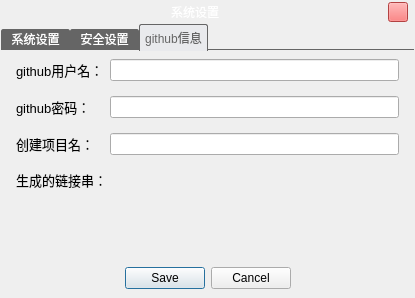
Before: the Qt Designer form gui/settingDialog.ui in WatsonJay/tomato_farm, drawn with Qt 5.
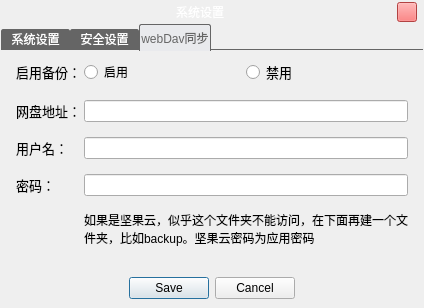
After: the same form once the commit is applied. The open tabs and pages were chosen to show the change. Icons and pictures are not drawn.

What changed in the file:
```diff
--- a/gui/settingDialog.ui
+++ b/gui/settingDialog.ui
@@ -6,8 +6,8 @@
    <rect>
     <x>0</x>
     <y>0</y>
-    <width>415</width>
-    <height>298</height>
+    <width>424</width>
+    <height>308</height>
    </rect>
   </property>
   <property name="windowTitle">
@@ -604,7 +604,7 @@
 }</string>
          </property>
          <attribute name="title">
-          <string>github信息</string>
+          <string>webDav同步</string>
          </attribute>
          <layout class="QFormLayout" name="formLayout">
           <property name="sizeConstraint">
@@ -625,7 +625,7 @@
           <property name="rightMargin">
            <number>15</number>
           </property>
-          <item row="0" column="0">
+          <item row="2" column="0">
            <widget class="QLabel" name="gitNameLabel">
             <property name="font">
              <font>
@@ -634,51 +634,51 @@
              </font>
             </property>
             <property name="text">
-             <string>github用户名：</string>
+             <string>用户名：</string>
             </property>
            </widget>
           </item>
-          <item row="1" column="0">
-           <widget class="QLabel" name="gitPasswordLabel">
-            <property name="font">
-             <font>
-              <family>Microsoft YaHei UI</family>
-              <pointsize>10</pointsize>
-             </font>
-            </property>
-            <property name="text">
-             <string>github密码：</string>
-            </property>
-           </widget>
-          </item>
-          <item row="2" column="0">
-           <widget class="QLabel" name="gitProgramLabel">
-            <property name="font">
-             <font>
-              <family>Microsoft YaHei UI</family>
-              <pointsize>10</pointsize>
-             </font>
-            </property>
-            <property name="text">
-             <string>创建项目名：</string>
-            </property>
-           </widget>
-          </item>
-          <item row="0" column="1">
+          <item row="2" column="1">
            <widget class="QLineEdit" name="gitNameEdit"/>
           </item>
-          <item row="1" column="1">
+          <item row="3" column="0">
+           <widget class="QLabel" name="gitPasswordLabel">
+            <property name="font">
+             <font>
+              <family>Microsoft YaHei UI</family>
+              <pointsize>10</pointsize>
+             </font>
+            </property>
+            <property name="text">
+             <string>密码：</string>
+            </property>
+           </widget>
+          </item>
+          <item row="3" column="1">
            <widget class="QLineEdit" name="gitPasswordEdit">
             <property name="echoMode">
              <enum>QLineEdit::Password</enum>
             </property>
            </widget>
           </item>
-          <item row="2" column="1">
+          <item row="1" column="0">
+           <widget class="QLabel" name="gitProgramLabel">
+            <property name="font">
+             <font>
+              <family>Microsoft YaHei UI</family>
+              <pointsize>10</pointsize>
+             </font>
+            </property>
+            <property name="text">
+             <string>网盘地址：</string>
+            </property>
+           </widget>
+          </item>
+          <item row="1" column="1">
            <widget class="QLineEdit" name="gitProgramEdit"/>
           </item>
-          <item row="3" column="0">
-           <widget class="QLabel" name="linkLabel">
+          <item row="0" column="0">
+           <widget class="QLabel" name="label_10">
             <property name="font">
              <font>
               <family>Microsoft YaHei UI</family>
@@ -686,41 +686,48 @@
              </font>
             </property>
             <property name="text">
-             <string>生成的链接串：</string>
-            </property>
-            <property name="alignment">
-             <set>Qt::AlignLeading|Qt::AlignLeft|Qt::AlignTop</set>
+             <string>启用备份：</string>
             </property>
            </widget>
           </item>
-          <item row="3" column="1">
-           <widget class="QLabel" name="linkShowLabel">
-            <property name="minimumSize">
-             <size>
-              <width>0</width>
-              <height>60</height>
-             </size>
-            </property>
-            <property name="maximumSize">
-             <size>
-              <width>340</width>
-              <height>16777215</height>
-             </size>
-            </property>
+          <item row="0" column="1">
+           <layout class="QHBoxLayout" name="horizontalLayout_7">
+            <item>
+             <widget class="QRadioButton" name="radioButton_2">
+              <property name="font">
+               <font>
+                <family>Microsoft YaHei UI</family>
+               </font>
+              </property>
+              <property name="text">
+               <string>启用</string>
+              </property>
+             </widget>
+            </item>
+            <item>
+             <widget class="QRadioButton" name="radioButton">
+              <property name="font">
+               <font>
+                <family>Microsoft YaHei UI</family>
+                <pointsize>10</pointsize>
+               </font>
+              </property>
+              <property name="text">
+               <string>禁用</string>
+              </property>
+             </widget>
+            </item>
+           </layout>
+          </item>
+          <item row="4" column="1">
+           <widget class="QLabel" name="label_11">
             <property name="font">
              <font>
               <family>Microsoft YaHei UI</family>
-              <pointsize>10</pointsize>
              </font>
             </property>
             <property name="text">
-             <string/>
-            </property>
-            <property name="textFormat">
-             <enum>Qt::PlainText</enum>
-            </property>
-            <property name="alignment">
-             <set>Qt::AlignLeading|Qt::AlignLeft|Qt::AlignTop</set>
+             <string>如果是坚果云，似乎这个文件夹不能访问，在下面再建一个文件夹，比如backup。坚果云密码为应用密码</string>
             </property>
             <property name="wordWrap">
              <bool>true</bool>
```
Left out of the diff: 46 changed lines with no effect on the pictures.
